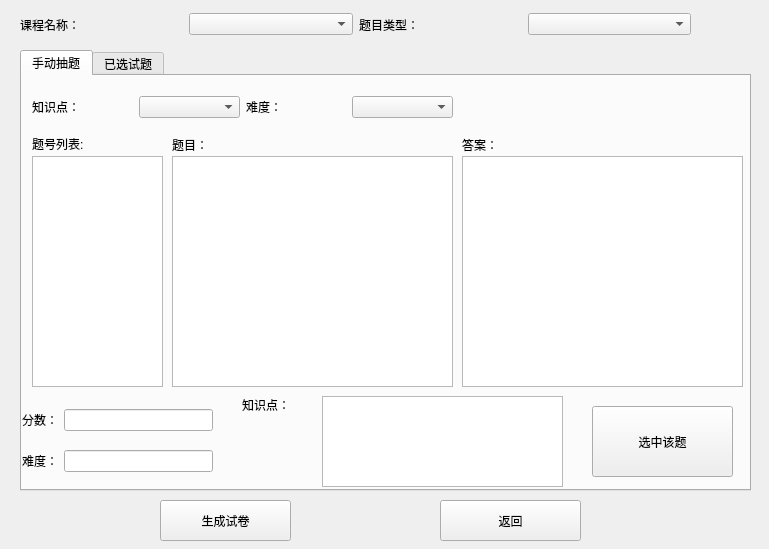
Before: the Qt Designer form newtestform.ui in andyhuzhill/PaperGenerator, drawn with Qt 5.
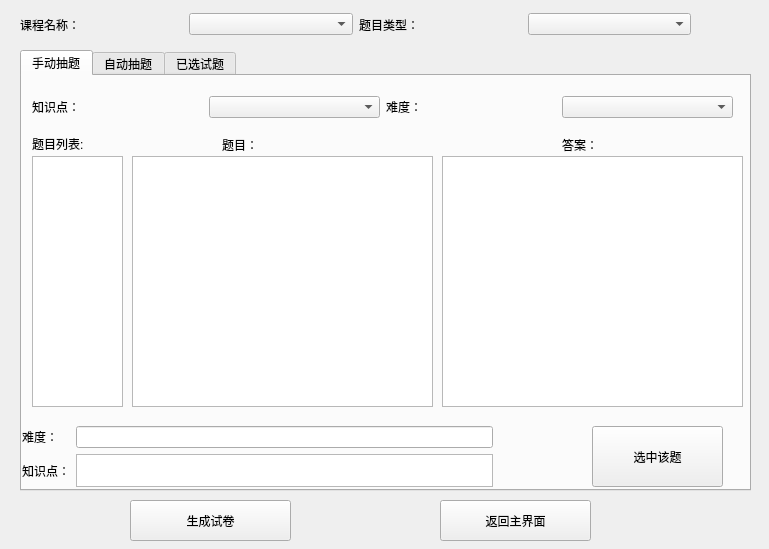
After: the same form once the commit is applied. The open tabs and pages were chosen to show the change.

Commit message: 移除以前的自动抽卷  添加新的自动抽卷

```diff
--- a/newtestform.ui
+++ b/newtestform.ui
@@ -18,12 +18,15 @@
     <rect>
      <x>440</x>
      <y>500</y>
-     <width>141</width>
+     <width>151</width>
      <height>41</height>
     </rect>
    </property>
+   <property name="styleSheet">
+    <string notr="true">font: 75 20pt &quot;仿宋&quot;;</string>
+   </property>
    <property name="text">
-    <string>返回</string>
+    <string>返回主界面</string>
    </property>
   </widget>
   <widget class="QWidget" name="layoutWidget1">
@@ -83,20 +86,20 @@
     <widget class="QTextBrowser" name="questionTextBrowser">
      <property name="geometry">
       <rect>
-       <x>150</x>
+       <x>110</x>
        <y>80</y>
-       <width>281</width>
-       <height>231</height>
+       <width>301</width>
+       <height>251</height>
       </rect>
      </property>
     </widget>
     <widget class="QTextBrowser" name="answerTextBrowser">
      <property name="geometry">
       <rect>
-       <x>440</x>
+       <x>420</x>
        <y>80</y>
-       <width>281</width>
-       <height>231</height>
+       <width>301</width>
+       <height>251</height>
       </rect>
      </property>
     </widget>
@@ -104,11 +107,14 @@
      <property name="geometry">
       <rect>
        <x>570</x>
-       <y>330</y>
-       <width>141</width>
-       <height>71</height>
+       <y>350</y>
+       <width>131</width>
+       <height>61</height>
       </rect>
      </property>
+     <property name="styleSheet">
+      <string notr="true">font: 75 16pt &quot;仿宋&quot;;</string>
+     </property>
      <property name="text">
       <string>选中该题</string>
      </property>
@@ -116,7 +122,7 @@
     <widget class="QLabel" name="label_2">
      <property name="geometry">
       <rect>
-       <x>150</x>
+       <x>200</x>
        <y>60</y>
        <width>71</width>
        <height>17</height>
@@ -129,7 +135,7 @@
     <widget class="QLabel" name="label_3">
      <property name="geometry">
       <rect>
-       <x>440</x>
+       <x>540</x>
        <y>60</y>
        <width>71</width>
        <height>17</height>
@@ -139,65 +145,39 @@
       <string>答案：</string>
      </property>
     </widget>
-    <widget class="QLabel" name="label_6">
-     <property name="geometry">
-      <rect>
-       <x>220</x>
-       <y>320</y>
-       <width>71</width>
-       <height>17</height>
-      </rect>
-     </property>
-     <property name="text">
-      <string>知识点：</string>
-     </property>
-    </widget>
-    <widget class="QTextEdit" name="pointEdit">
-     <property name="geometry">
-      <rect>
-       <x>300</x>
-       <y>320</y>
-       <width>241</width>
-       <height>91</height>
-      </rect>
-     </property>
-     <property name="readOnly">
-      <bool>true</bool>
-     </property>
-    </widget>
     <widget class="QWidget" name="layoutWidget2">
      <property name="geometry">
       <rect>
        <x>0</x>
-       <y>320</y>
-       <width>191</width>
-       <height>91</height>
+       <y>350</y>
+       <width>471</width>
+       <height>61</height>
       </rect>
      </property>
      <layout class="QGridLayout" name="gridLayout">
-      <item row="0" column="0">
-       <widget class="QLabel" name="label_4">
-        <property name="text">
-         <string>分数：</string>
-        </property>
-       </widget>
-      </item>
       <item row="0" column="1">
-       <widget class="QLineEdit" name="degradeEdit">
+       <widget class="QLineEdit" name="difficultyEdit">
         <property name="readOnly">
          <bool>true</bool>
         </property>
        </widget>
       </item>
-      <item row="1" column="0">
+      <item row="0" column="0">
        <widget class="QLabel" name="label_5">
         <property name="text">
          <string>难度：</string>
         </property>
        </widget>
       </item>
+      <item row="1" column="0">
+       <widget class="QLabel" name="label_6">
+        <property name="text">
+         <string>知识点：</string>
+        </property>
+       </widget>
+      </item>
       <item row="1" column="1">
-       <widget class="QLineEdit" name="difficultyEdit">
+       <widget class="QTextEdit" name="pointEdit">
         <property name="readOnly">
          <bool>true</bool>
         </property>
@@ -210,8 +190,8 @@
       <rect>
        <x>10</x>
        <y>80</y>
-       <width>131</width>
-       <height>231</height>
+       <width>91</width>
+       <height>251</height>
       </rect>
      </property>
     </widget>
@@ -225,7 +205,7 @@
       </rect>
      </property>
      <property name="text">
-      <string>题号列表:</string>
+      <string>题目列表:</string>
      </property>
     </widget>
     <widget class="QWidget" name="layoutWidget3">
@@ -233,7 +213,7 @@
       <rect>
        <x>10</x>
        <y>20</y>
-       <width>421</width>
+       <width>701</width>
        <height>22</height>
       </rect>
      </property>
@@ -261,6 +241,27 @@
      </layout>
     </widget>
    </widget>
+   <widget class="QWidget" name="tab">
+    <attribute name="title">
+     <string>自动抽题</string>
+    </attribute>
+    <widget class="QPushButton" name="pushButton">
+     <property name="geometry">
+      <rect>
+       <x>150</x>
+       <y>90</y>
+       <width>401</width>
+       <height>231</height>
+      </rect>
+     </property>
+     <property name="styleSheet">
+      <string notr="true">font: 75 36pt &quot;仿宋&quot;;</string>
+     </property>
+     <property name="text">
+      <string>自动抽题向导</string>
+     </property>
+    </widget>
+   </widget>
    <widget class="QWidget" name="alreadyTab">
     <attribute name="title">
      <string>已选试题</string>
@@ -381,12 +382,15 @@
   <widget class="QPushButton" name="generatePaperButton">
    <property name="geometry">
     <rect>
-     <x>160</x>
+     <x>130</x>
      <y>500</y>
-     <width>131</width>
+     <width>161</width>
      <height>41</height>
     </rect>
    </property>
+   <property name="styleSheet">
+    <string notr="true">font: 75 20pt &quot;仿宋&quot;;</string>
+   </property>
    <property name="text">
     <string>生成试卷</string>
    </property>
```
Left out of the diff: 32 changed lines with no effect on the pictures. The commit also changes 12 other files.
